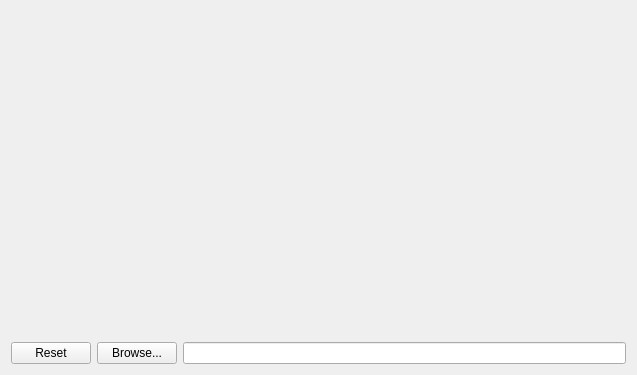
Before: the Qt Designer form ImageWizard/selectdestination.ui in coltoncandy/Image-Generator-Wizard, drawn with Qt 5.
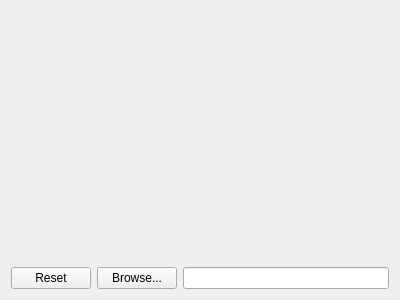
After: the same form once the commit is applied.

Commit message: changed widths/heights back to normal

```diff
--- a/ImageWizard/selectdestination.ui
+++ b/ImageWizard/selectdestination.ui
@@ -6,8 +6,8 @@
    <rect>
     <x>0</x>
     <y>0</y>
-    <width>637</width>
-    <height>375</height>
+    <width>400</width>
+    <height>300</height>
    </rect>
   </property>
   <property name="sizePolicy">
```
The commit also changes 1 other file.
